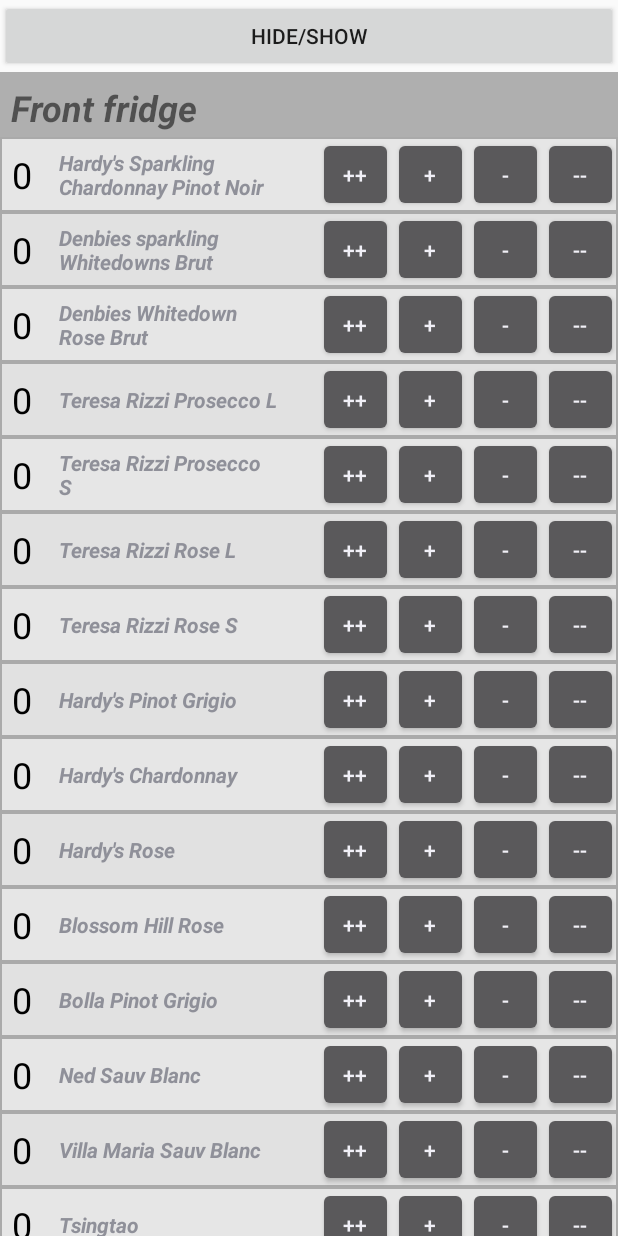
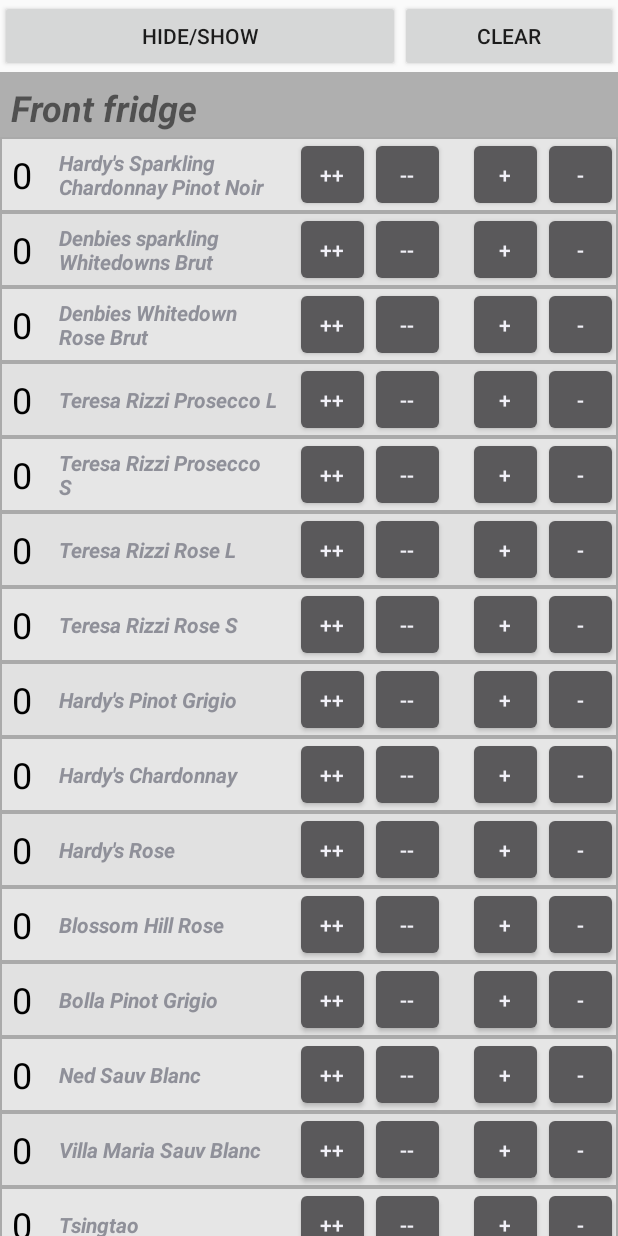
Before and after one commit to jamesscully/spoons-bottle-up, an Android app: the screen it shows after launch (MainActivity), on a phone screen of 412 x 824 dp. Run offline under Robolectric (Android 15) with nearby library versions, the phone set to English and light mode, and no system bars.

Commit message:
Stable version; could do with some rewrites.

```diff
--- a/app/src/main/java/com/test/yames/bottleup/MainActivity.java
+++ b/app/src/main/java/com/test/yames/bottleup/MainActivity.java
@@ -1,18 +1,14 @@
 package com.test.yames.bottleup;
 
-import android.database.Cursor;
+import android.app.AlertDialog;
+import android.content.DialogInterface;
 import android.os.Bundle;
-import android.support.design.widget.FloatingActionButton;
-import android.support.design.widget.Snackbar;
 import android.support.v7.app.AppCompatActivity;
-import android.support.v7.widget.Toolbar;
-import android.util.Log;
 import android.view.View;
 import android.view.Menu;
 import android.view.MenuItem;
 import android.widget.Button;
 import android.widget.LinearLayout;
-import android.widget.Toast;
 
 import java.util.ArrayList;
 import java.util.List;
@@ -21,6 +17,10 @@
 
     BottleDatabase db;
     int bottleCount;
+
+    List<Plaque> plqs = new ArrayList<>();
+    List<LinearLayout> containers = new ArrayList<>();
+    List<Bottle> bottles = new ArrayList<>();
 
     @Override
     protected void onCreate(Bundle savedInstanceState) {
@@ -32,42 +32,77 @@
         db = new BottleDatabase(this);  // create connection to db
         db.createDB();
         db.openDB();
+
         bottleCount = ((int) db.getCount());
+        bottles = db.getBottles(); // create bottle list + plaques
 
-        List<Bottle> bottles = db.getBottles(); // create bottle list + plaques
-        List<LinearLayout> containers = new ArrayList<>();
         containers.add((LinearLayout) findViewById(R.id.ctnrFirst));
         containers.add((LinearLayout) findViewById(R.id.ctnrIPA));
         containers.add((LinearLayout) findViewById(R.id.ctnrTonic));
         containers.add((LinearLayout) findViewById(R.id.ctnrBack));
 
-        Button toggle = new Button(this);
-        toggle = findViewById(R.id.btnHideShow);
+        setupPlaque();
+        setupButtons();
 
 
+    }
 
-        final Plaque[] plqs = new Plaque[bottleCount];
+    public void setupPlaque() {
+        for(int i = 0; i < bottleCount; i++) {
+            plqs.add(i, new Plaque(getApplicationContext(), bottles.get(i)));
+            Plaque curPlq = plqs.get(i);
+            if(i % 2 == 1)
+                curPlq.setAccent();
 
-        for(int i = 0; i < bottleCount; i++) {
-            plqs[i] = new Plaque(getApplicationContext(), bottles.get(i));
-            if(i % 2 == 1)
-                plqs[i].setAccent();
+            containers.get(bottles.get(i).fridge).addView(curPlq);
+        }
+    }
 
-            containers.get(bottles.get(i).fridge).addView(plqs[i]);
-        }
+    public void setupButtons() {
+        Button toggle = findViewById(R.id.btnHideShow);
+        Button clr = findViewById(R.id.btnClear);
+
 
         toggle.setOnClickListener(new View.OnClickListener() {
             @Override
             public void onClick(View view) {
-
                 for(int i = 0; i < bottleCount; i++) {
-                    if(plqs[i].thisCount == 0)
-                        plqs[i].toggle();
+                    if(plqs.get(i).btlCount == 0)
+                        plqs.get(i).toggle();
                 }
             }
         });
+
+        clr.setOnClickListener(new View.OnClickListener() {
+            @Override
+            public void onClick(View view) {
+                DialogInterface.OnClickListener dialogClickListener = new DialogInterface.OnClickListener() {
+                    @Override
+                    public void onClick(DialogInterface dialog, int which) {
+                        switch (which){
+                            case DialogInterface.BUTTON_POSITIVE:
+                                for(Plaque p : plqs) {
+                                    p.setCount(0);
+                                    p.setVisibility(View.VISIBLE);
+                                    p.hidden = false;
+                                }
+                                break;
+                        }
+                    }
+                };
+
+                AlertDialog.Builder builder = new AlertDialog.Builder(view.getContext());
+                builder.setMessage("Are you sure?").setPositiveButton("Yes", dialogClickListener)
+                        .setNegativeButton("No", dialogClickListener);
+
+                AlertDialog diag = builder.create();
+
+                diag.show();
+
+
+            }
+        });
     }
-
 
 
 
--- a/app/src/main/java/com/test/yames/bottleup/Plaque.java
+++ b/app/src/main/java/com/test/yames/bottleup/Plaque.java
@@ -1,36 +1,32 @@
 package com.test.yames.bottleup;
 
+import android.app.AlertDialog;
 import android.content.Context;
+import android.content.DialogInterface;
 import android.content.res.TypedArray;
 import android.graphics.Color;
 import android.support.annotation.Nullable;
 import android.util.AttributeSet;
 import android.view.LayoutInflater;
 import android.view.View;
-import android.view.ViewGroup;
 import android.widget.Button;
 import android.widget.LinearLayout;
-import android.widget.NumberPicker;
 import android.widget.Toast;
 import android.widget.TextView;
-
-import org.w3c.dom.Text;
 
 public class Plaque extends LinearLayout {
 
     private int color;
     private TextView pick;
-
-    public Bottle bottleData;
-
-    public int bottleMax, thisCount;
+    public int btlCount;
+    public Bottle bottle;
     boolean hidden;
 
     Context thisContext;
 
 
     public Plaque(Context context, Bottle btl) {
-        super(context); bottleData = btl;
+        super(context); bottle = btl;
         LayoutInflater.from(context).inflate(R.layout.plaque_layout, this, true);
         thisContext = context;
         init(context, null, 0);
@@ -51,6 +47,11 @@
     public void setAccent() {
         color = 225;
         setBackgroundColor(Color.rgb(color, color, color));
+    }
+
+    public void setCount(int n) {
+        btlCount = n;
+        pick.setText(Integer.toString(btlCount));
     }
 
 
@@ -76,8 +77,8 @@
         pick = findViewById(R.id.bottleMax);
 
 
-        lblName.setText(bottleData.name);
-        lblMax.setText(Integer.toString(bottleData.max));
+        lblName.setText(bottle.name);
+        lblMax.setText(Integer.toString(bottle.max));
         setupButtons();
         setupCounter();
     }
@@ -88,13 +89,15 @@
         dec = findViewById(R.id.btnDec);
         stepInc = findViewById(R.id.btnStepInc);
         stepDec = findViewById(R.id.btnStepDec);
+        Button clr = findViewById(R.id.btnClear);
+
+
 
         inc.setOnClickListener(new OnClickListener() {
             @Override
             public void onClick(View view) {
-                if(thisCount++ < bottleData.max);
-                    pick.setText(Integer.toString(thisCount));
-
+                btlCount++;
+                pick.setText(Integer.toString(btlCount));
             }
         });
 
@@ -102,8 +105,10 @@
         dec.setOnClickListener(new OnClickListener() {
             @Override
             public void onClick(View view) {
-                if(thisCount-- > 0);
-                    pick.setText(Integer.toString(thisCount));
+                if(btlCount - 1 >= 0) {
+                    btlCount--;
+                    pick.setText(Integer.toString(btlCount));
+                }
             }
         });
 
@@ -111,8 +116,8 @@
             @Override
             public void onClick(View view) {
                 if(true) {
-                    thisCount += 5;
-                    pick.setText(Integer.toString(thisCount));
+                    btlCount += 5;
+                    pick.setText(Integer.toString(btlCount));
                 }
             }
         });
@@ -120,26 +125,25 @@
         stepDec.setOnClickListener(new OnClickListener() {
             @Override
             public void onClick(View view) {
-                if(thisCount - 5 >= 0)
-                    thisCount -= 5;
+                if(btlCount - 5 >= 0)
+                    btlCount -= 5;
                 else
-                    thisCount = 0;
+                    setCount(0);
 
-                pick.setText(Integer.toString(thisCount));
+                pick.setText(Integer.toString(btlCount));
             }
         });
-    }
 
 
-
+    }
 
     // code for setting up picker
     public void setupCounter() {
-        pick.setText(Integer.toString(thisCount));
+        pick.setText(Integer.toString(btlCount));
     }
 
     public void toggle() {
-        if(hidden)
+        if(!hidden)
             this.setVisibility(View.GONE);
         else
             this.setVisibility(View.VISIBLE);
--- a/app/src/main/res/layout/activity_main.xml
+++ b/app/src/main/res/layout/activity_main.xml
@@ -22,11 +22,25 @@
             android:layout_height="wrap_content"
             android:orientation="vertical">
 
-            <Button
-                android:id="@+id/btnHideShow"
+            <LinearLayout
                 android:layout_width="match_parent"
-                android:layout_height="wrap_content"
-                android:text="Hide/Show" />
+                android:layout_height="match_parent"
+                android:orientation="horizontal">
+
+                <Button
+                    android:id="@+id/btnHideShow"
+                    android:layout_width="209dp"
+                    android:layout_height="wrap_content"
+                    android:layout_weight="1"
+                    android:text="Hide/Show" />
+
+                <Button
+                    android:id="@+id/btnClear"
+                    android:layout_width="wrap_content"
+                    android:layout_height="wrap_content"
+                    android:layout_weight="1"
+                    android:text="Clear" />
+            </LinearLayout>
 
             <TextView
                 android:id="@+id/lblFront"
--- a/app/src/main/res/layout/plaque_layout.xml
+++ b/app/src/main/res/layout/plaque_layout.xml
@@ -19,7 +19,7 @@
         android:layout_width="50dp"
         android:layout_height="match_parent"
         android:layout_alignParentTop="true"
-        android:layout_toStartOf="@+id/btnInc"
+        android:layout_toStartOf="@+id/btnStepDec"
         android:layout_weight="1"
         android:text="++" />
 
@@ -27,8 +27,8 @@
         android:id="@+id/btnDec"
         android:layout_width="50dp"
         android:layout_height="match_parent"
+        android:layout_alignParentEnd="true"
         android:layout_alignParentTop="true"
-        android:layout_toStartOf="@+id/btnStepDec"
         android:layout_weight="1"
         android:text="-" />
 
@@ -38,6 +38,7 @@
         android:layout_height="match_parent"
         android:layout_alignParentEnd="true"
         android:layout_alignParentTop="true"
+        android:layout_marginEnd="115dp"
         android:layout_weight="1"
         android:text="--" />
 
```
